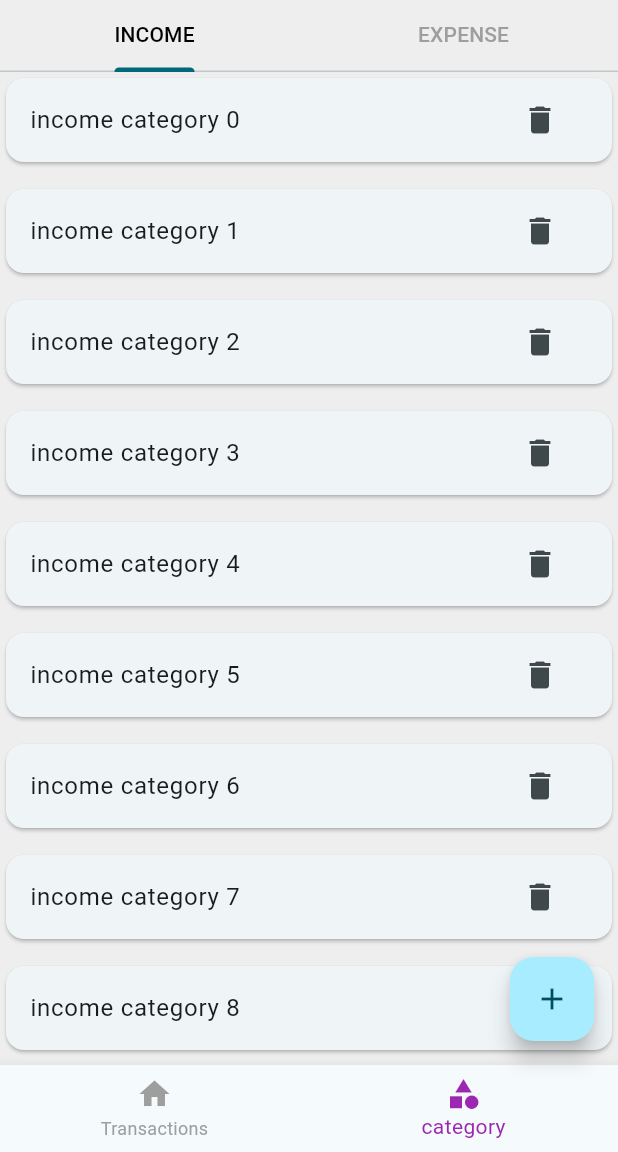
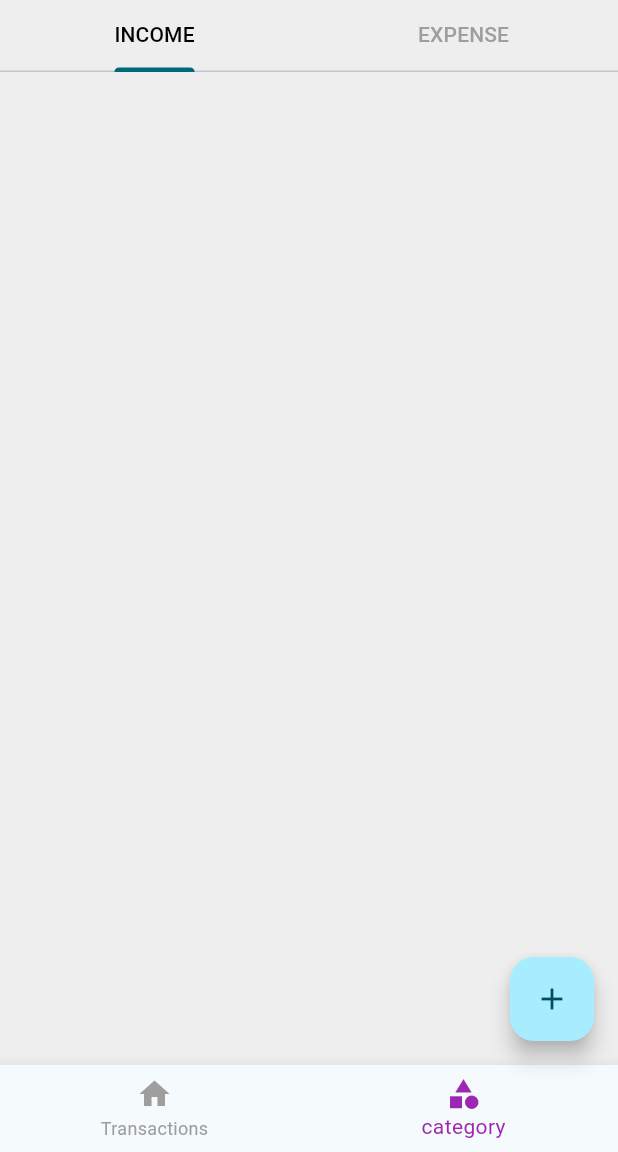
Before and after one commit to sanjaydevscripts/MONEY_MANAGEMENT, a Flutter app: the screen it shows after launch, item 2 of the bottom bar chosen, on a phone screen of 412 x 824 dp, the part 84-1236 px from its top. Run offline on Flutter 3.47's test engine with Material 3 defaults, Android fonts, the phone set to English and light mode, and no system bars; our stand-ins replace hive_flutter; accounts and stored records are empty.

Commit message:
category completed with add ,get category,and delete function

```diff
--- a/lib/screens/category/income_category_list.dart
+++ b/lib/screens/category/income_category_list.dart
@@ -1,23 +1,33 @@
 import 'package:flutter/material.dart';
+import 'package:money_manager_flutter/db/category/category_db.dart';
+import 'package:money_manager_flutter/models/category/category_mode.dart';
 
 class IncomeCategoryList extends StatelessWidget {
   const IncomeCategoryList({super.key});
 
   @override
   Widget build(BuildContext context) {
+    return ValueListenableBuilder(
+        valueListenable: CategoryDB().incomeCategoryListListener,
+        builder: (BuildContext ctx, List<CategoryModel>newList, Widget? _) {
          return ListView.separated(
-      itemBuilder:(ctx, index){
+              itemBuilder: (ctx, index) {
+                final category=newList[index];
                 return Card(
                   child: ListTile(
-                  title: Text('income category $index'),
-                  trailing: IconButton(onPressed: (){}, icon: Icon(Icons.delete)),
+                    title: Text(category.name),
+                    trailing:
+                        IconButton(onPressed: () {
+                          CategoryDB.instance.deleteCategory(category.id);
+                        }, icon:const Icon(Icons.delete)),
                   ),
                 );
-      } ,
-     separatorBuilder:(ctx, index){
+              },
+              separatorBuilder: (ctx, index) {
                 return const SizedBox(height: 10);
               },
-    itemCount: 10
+              itemCount: newList.length,
               );
+        });
   }
 }
--- a/lib/screens/category/screen_category.dart
+++ b/lib/screens/category/screen_category.dart
@@ -17,10 +17,7 @@ late TabController _tabController;
   @override
   void initState() {
    _tabController = TabController(length: 2, vsync:this);
-   CategoryDB().getCategories().then((value){
-      print('categories get');
-      print(value.toString());
-   });
+   CategoryDB().refreshUI();
     super.initState();
   }
 
--- a/lib/screens/home/screen_home.dart
+++ b/lib/screens/home/screen_home.dart
@@ -84,6 +84,7 @@ class RadioButton extends StatelessWidget {
           },
           );
          },
+
          ),
         Text(title),
       ],
```
Also changed, not shown: lib/db/category/category_db.dart (+35 -1 lines), lib/screens/category/category_add_popup.dart (+19 -1 lines), lib/screens/category/expense_category_lis.dart (+17 -6 lines). Lines whose indentation alone changed are shown as unchanged.
